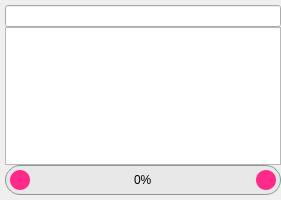
Old version of the form gui/gui/core/framework/nodepicker.ui in the repository einsteinly/CAUV_old_software.
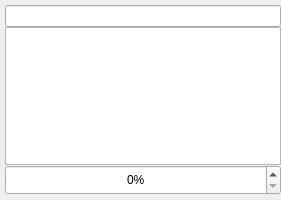
New version of the form. Custom widgets are drawn as their Qt base class.

Commit message: spin box styling

Patch:
```diff
--- a/gui/gui/core/framework/nodepicker.ui
+++ b/gui/gui/core/framework/nodepicker.ui
@@ -72,7 +72,7 @@
       </size>
      </property>
      <property name="styleSheet">
-      <string notr="true"> QSpinBox {
+      <string notr="true"> /*QSpinBox {
      border-width: 1px;
      height: 30px;
      border: 1px solid #939393;
@@ -97,7 +97,7 @@
 
 QSpinBox::down-button {
      subcontrol-position: center left; 
-}</string>
+}*/</string>
      </property>
      <property name="alignment">
       <set>Qt::AlignCenter</set>
```
The commit also changes 3 other files.
